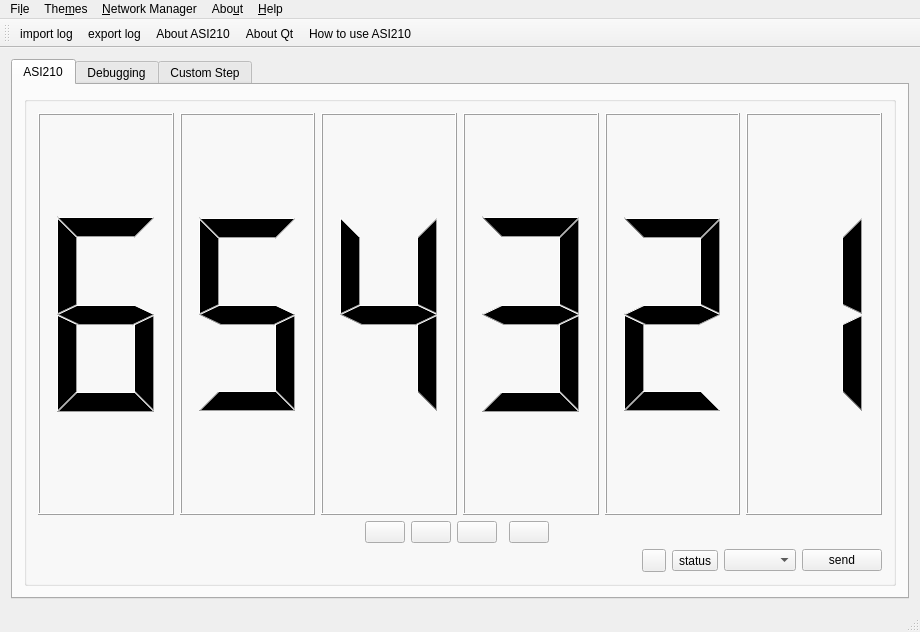
Qt form mainwindow.ui (atakanakbulut/ASI210) before a commit.
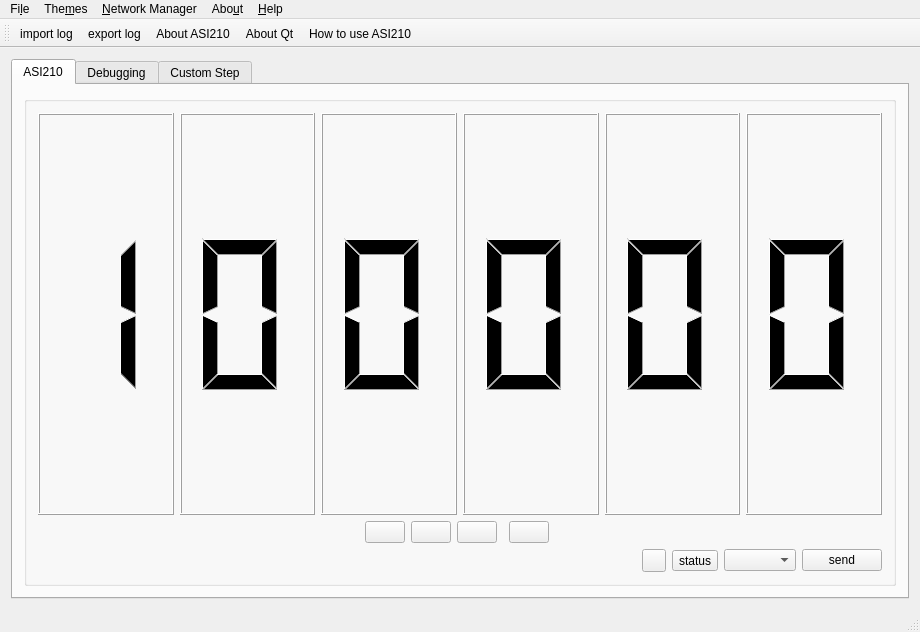
The same form after that commit. Icons and pictures are not drawn.

Commit message: ASI210: Added display decimal point mode and data parser

Diff of the .ui file:
```diff
--- a/mainwindow.ui
+++ b/mainwindow.ui
@@ -65,119 +65,81 @@
               <layout class="QHBoxLayout" name="horizontalLayout">
                <item>
                 <widget class="QLCDNumber" name="lcdNumber_6">
+                 <property name="font">
+                  <font>
+                   <pointsize>48</pointsize>
+                   <weight>75</weight>
+                   <italic>true</italic>
+                   <bold>true</bold>
+                  </font>
+                 </property>
+                 <property name="smallDecimalPoint">
+                  <bool>true</bool>
+                 </property>
                  <property name="digitCount">
                   <number>1</number>
                  </property>
+                 <property name="mode">
+                  <enum>QLCDNumber::Dec</enum>
+                 </property>
+                 <property name="segmentStyle">
+                  <enum>QLCDNumber::Filled</enum>
+                 </property>
                  <property name="intValue" stdset="0">
-                  <number>6</number>
+                  <number>1</number>
                  </property>
                 </widget>
                </item>
                <item>
                 <widget class="QLCDNumber" name="lcdNumber_5">
-                 <property name="font">
-                  <font>
-                   <pointsize>48</pointsize>
-                   <weight>75</weight>
-                   <italic>true</italic>
-                   <bold>true</bold>
-                  </font>
+                 <property name="smallDecimalPoint">
+                  <bool>true</bool>
                  </property>
                  <property name="digitCount">
                   <number>1</number>
                  </property>
-                 <property name="segmentStyle">
-                  <enum>QLCDNumber::Filled</enum>
-                 </property>
-                 <property name="intValue" stdset="0">
-                  <number>5</number>
-                 </property>
                 </widget>
                </item>
                <item>
                 <widget class="QLCDNumber" name="lcdNumber_4">
-                 <property name="font">
-                  <font>
-                   <pointsize>48</pointsize>
-                   <weight>75</weight>
-                   <italic>true</italic>
-                   <bold>true</bold>
-                  </font>
+                 <property name="smallDecimalPoint">
+                  <bool>true</bool>
                  </property>
                  <property name="digitCount">
                   <number>1</number>
                  </property>
-                 <property name="segmentStyle">
-                  <enum>QLCDNumber::Filled</enum>
-                 </property>
-                 <property name="intValue" stdset="0">
-                  <number>4</number>
-                 </property>
                 </widget>
                </item>
                <item>
                 <widget class="QLCDNumber" name="lcdNumber_3">
-                 <property name="font">
-                  <font>
-                   <pointsize>48</pointsize>
-                   <weight>75</weight>
-                   <italic>true</italic>
-                   <bold>true</bold>
-                  </font>
+                 <property name="smallDecimalPoint">
+                  <bool>true</bool>
                  </property>
                  <property name="digitCount">
                   <number>1</number>
                  </property>
-                 <property name="segmentStyle">
-                  <enum>QLCDNumber::Filled</enum>
-                 </property>
-                 <property name="intValue" stdset="0">
-                  <number>3</number>
-                 </property>
                 </widget>
                </item>
                <item>
                 <widget class="QLCDNumber" name="lcdNumber_2">
-                 <property name="font">
-                  <font>
-                   <pointsize>48</pointsize>
-                   <weight>75</weight>
-                   <italic>true</italic>
-                   <bold>true</bold>
-                  </font>
+                 <property name="smallDecimalPoint">
+                  <bool>true</bool>
                  </property>
                  <property name="digitCount">
                   <number>1</number>
                  </property>
-                 <property name="segmentStyle">
-                  <enum>QLCDNumber::Filled</enum>
-                 </property>
-                 <property name="intValue" stdset="0">
-                  <number>2</number>
-                 </property>
                 </widget>
                </item>
                <item>
                 <widget class="QLCDNumber" name="lcdNumber_1">
-                 <property name="font">
-                  <font>
-                   <pointsize>48</pointsize>
-                   <weight>75</weight>
-                   <italic>true</italic>
-                   <bold>true</bold>
-                  </font>
-                 </property>
                  <property name="smallDecimalPoint">
-                  <bool>false</bool>
+                  <bool>true</bool>
                  </property>
                  <property name="digitCount">
                   <number>1</number>
                  </property>
-                 <property name="segmentStyle">
-                  <enum>QLCDNumber::Filled</enum>
-                 </property>
-                 <property name="intValue" stdset="0">
-                  <number>1</number>
+                 <property name="mode">
+                  <enum>QLCDNumber::Dec</enum>
                  </property>
                 </widget>
                </item>
```
Left out of the diff: 4 changed lines with no effect on the pictures. The commit also changes 6 other files.
